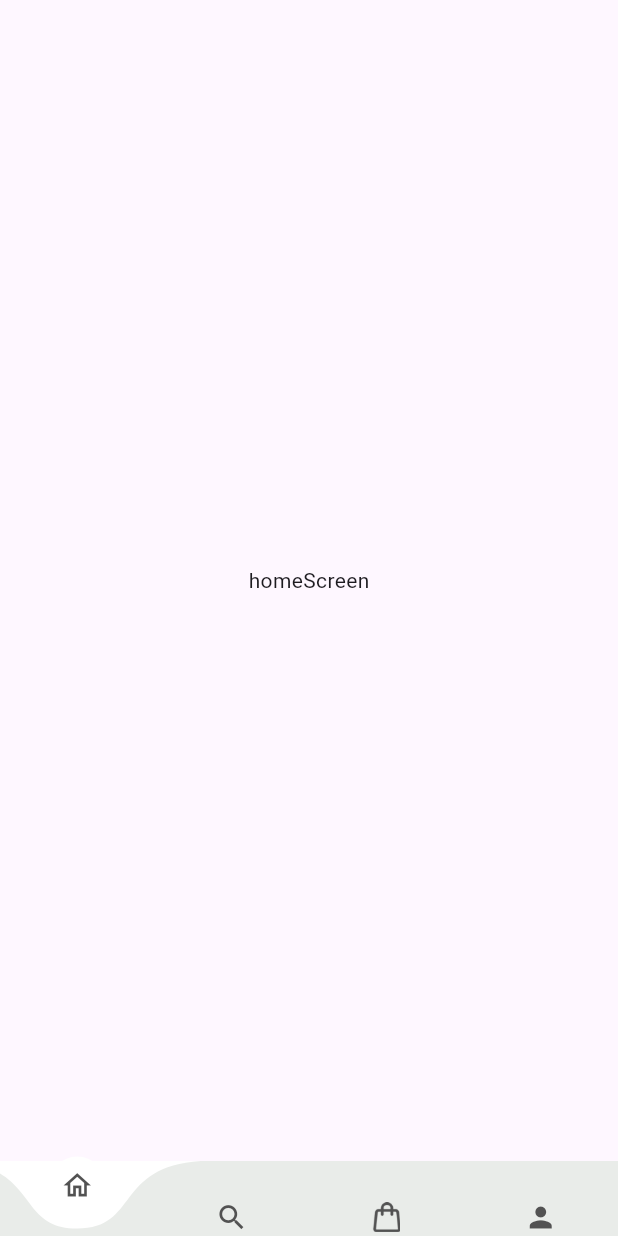
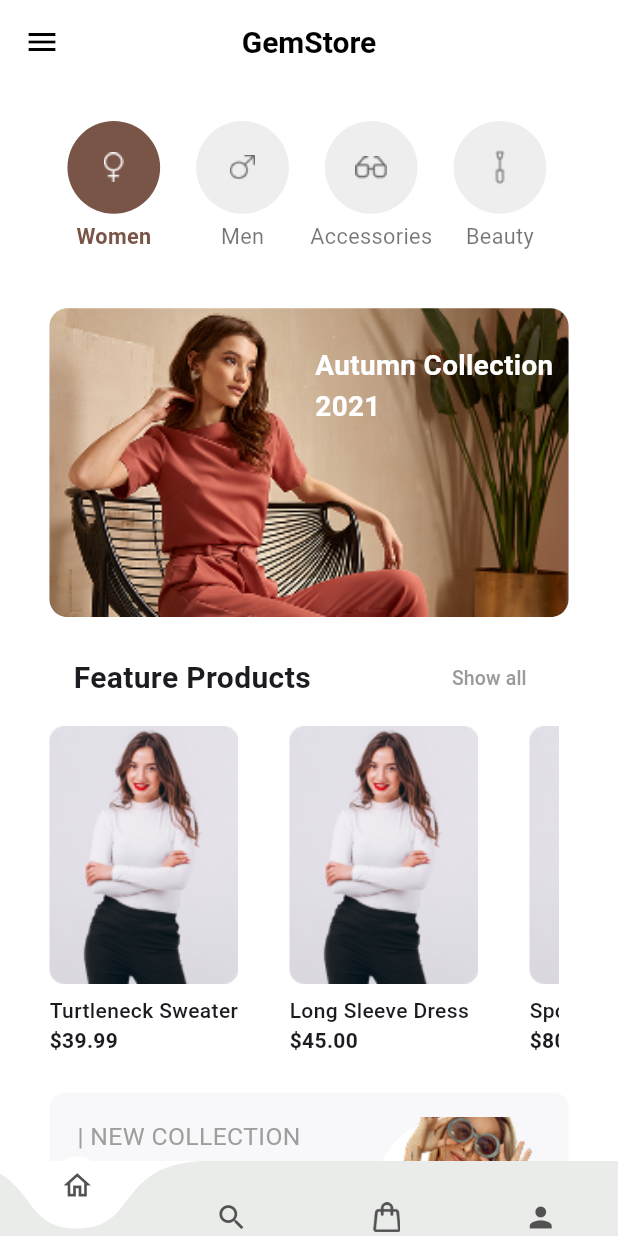
Before and after one commit to daliamansour11/gemStore, a Flutter app: the screen it shows after launch, on a phone screen of 412 x 824 dp. Run offline on Flutter 3.47's test engine with Material 3 defaults, Android fonts, the light colour scheme and no system bars; drawn by our look-alikes of curved_navigation_bar; our stand-ins replace bloc, carousel_slider, dots_indicator.

Commit message:
finish Home_screen

```diff
--- a/lib/feature/home/presentation/pages/home_screen.dart
+++ b/lib/feature/home/presentation/pages/home_screen.dart
@@ -1,5 +1,9 @@
-
 import 'package:flutter/material.dart';
+import '../widegts/banner_section.dart';
+import '../widegts/category_section.dart';
+import '../widegts/feature_products.dart';
+import '../widegts/new_collection.dart';
+import '../widegts/recommended_product.dart';
 class HomeScreen extends StatefulWidget {
   const HomeScreen({super.key});
 
@@ -10,8 +14,84 @@ class HomeScreen extends StatefulWidget {
 class _HomeScreenState extends State<HomeScreen> {
   @override
   Widget build(BuildContext context) {
-    return const Scaffold (
-      body: Center(child: Text("homeScreen")),
+    return Scaffold(
+      appBar: AppBar(
+        elevation: 0, // No shadow
+        backgroundColor: Colors.white, // Same as background
+        centerTitle: true, // Center title
+        title: Text(
+          'GemStore',
+          style: TextStyle(
+            color: Colors.black,
+            fontSize: 20,
+            fontWeight: FontWeight.bold,
+          ),
+        ),
+        leading: IconButton(
+          icon: Icon(Icons.menu, color: Colors.black), // Menu icon
+          onPressed: () {
+            Scaffold.of(context).openDrawer();
+          },
+        ),
+      ),
+      backgroundColor: Colors.white,
+      body: SingleChildScrollView(
+        child: Padding(
+          padding: EdgeInsets.symmetric(
+            horizontal: MediaQuery.of(context).size.width * 0.08,
+            vertical: MediaQuery.of(context).size.height * 0.03
+          ),
+          child: Column(
+            crossAxisAlignment: CrossAxisAlignment.start,
+            children: [
+              CategorySection(),
+              SizedBox(
+                height:MediaQuery.of(context).size.height * 0.02 ,
+              ),
+              BannerSection(),
+              SizedBox(
+                height:MediaQuery.of(context).size.height * 0.02 ,
+              ),
+              FeatureProducts(),
+              SizedBox(
+                height:MediaQuery.of(context).size.height * 0.02 ,
+              ),
+              NewCollectionBanner(),
+              SizedBox(
+                height:MediaQuery.of(context).size.height * 0.02 ,
+              ),
+              RecommendedProducts(),
+              SizedBox(
+                height:MediaQuery.of(context).size.height * 0.02 ,
+              ),
+              Padding(
+                padding: EdgeInsets.symmetric(horizontal: 16),
+                child: Row(
+                  mainAxisAlignment: MainAxisAlignment.spaceBetween,
+                  children: [
+                    Text(
+                      "Top Products",
+                      style: TextStyle(fontSize: 20, fontWeight: FontWeight.bold),
+                    ),
+                    TextButton(
+                      onPressed: () {}, // Add navigation or function here
+                      child: Text(
+                        "Show all",
+                        style: TextStyle(fontSize: 13, fontWeight: FontWeight.w500, color: Color(0xff9B9B9B)),
+                      ),
+                    ),
+                  ],
+                ),
+              ),
+              SizedBox(
+                height:MediaQuery.of(context).size.height * 0.02 ,
+              ),
+
+
+            ],
+          ),
+        ),
+      ),
     );
   }
 }
--- /dev/null
+++ b/lib/feature/home/presentation/widegts/banner_section.dart
@@ -0,0 +1,46 @@
+import 'package:flutter/material.dart';
+
+class BannerSection extends StatelessWidget {
+  @override
+  Widget build(BuildContext context) {
+    double screenWidth = MediaQuery.of(context).size.width;
+    double screenHeight = MediaQuery.of(context).size.height;
+
+    return Padding(
+      padding: EdgeInsets.only(top: screenHeight * 0.02),
+      child: Stack(
+        children: [
+          // Background Image
+          Container(
+            width: screenWidth,
+            height: screenHeight * 0.25,
+            decoration: BoxDecoration(
+              borderRadius: BorderRadius.circular(12),
+              image: DecorationImage(
+                image: AssetImage('assets/images/banner.png'), // Ensure the image exists
+                fit: BoxFit.cover,
+              ),
+            ),
+          ),
+          // Positioned Text
+          Positioned(
+            top: screenHeight * 0.03,  // Adjust position
+            right: screenWidth * 0.01,  // Adjust position
+            child: Container(
+              width: screenWidth * 0.4,
+              height: screenHeight * 0.1,
+              child: Text(
+                'Autumn Collection\n2021',
+                style: TextStyle(
+                  fontSize: screenWidth * 0.045, // Responsive font size
+                  fontWeight: FontWeight.bold,
+                  color: Colors.white,
+                ),
+              ),
+            ),
+          ),
+        ],
+      ),
+    );
+  }
+}
--- /dev/null
+++ b/lib/feature/home/presentation/widegts/category_section.dart
@@ -0,0 +1,76 @@
+import 'package:flutter/material.dart';
+
+class CategorySection extends StatefulWidget {
+  @override
+  _CategorySectionState createState() => _CategorySectionState();
+}
+
+class _CategorySectionState extends State<CategorySection> {
+  int selectedIndex = 0;
+
+  final List<Map<String, String>> categories = [
+    {'icon': 'assets/icons/icon4.png', 'label': 'Women'},
+    {'icon': 'assets/icons/icon3.png', 'label': 'Men'},
+    {'icon': 'assets/icons/icon2.png', 'label': 'Accessories'},
+    {'icon': 'assets/icons/icon1.png', 'label': 'Beauty'},
+  ];
+
+  @override
+  Widget build(BuildContext context) {
+    double screenWidth = MediaQuery.of(context).size.width;
+    double iconSize = screenWidth * 0.075; // Icon is 7.5% of screen width
+    double circleSize = screenWidth * 0.15; // Circle is 15% of screen width
+    double textSize = screenWidth * 0.035; // Dynamic text size
+
+    return SizedBox(
+      height: circleSize + 30, // Extra space to prevent overflow
+      child: ListView.builder(
+        scrollDirection: Axis.horizontal,
+        itemCount: categories.length,
+        padding: EdgeInsets.only(bottom: 5), // Prevents clipping
+        itemBuilder: (context, index) {
+          bool isSelected = index == selectedIndex;
+          return GestureDetector(
+            onTap: () {
+              setState(() {
+                selectedIndex = index;
+              });
+            },
+            child: Column(
+              children: [
+                Container(
+                  width: circleSize,
+                  height: circleSize,
+                  margin: EdgeInsets.symmetric(horizontal: 12),
+                  decoration: BoxDecoration(
+                    shape: BoxShape.circle,
+                    color: isSelected ? Colors.brown : Colors.grey[200],
+                  ),
+                  child: Center(
+                    child: Image.asset(
+                      categories[index]['icon']!,
+                      width: iconSize,
+                      height: iconSize * 1.6,
+                      color: isSelected ? Colors.white : Colors.black54,
+                    ),
+                  ),
+                ),
+                SizedBox(height: 5),
+                FittedBox(
+                  child: Text(
+                    categories[index]['label']!,
+                    style: TextStyle(
+                      fontSize: textSize,
+                      color: isSelected ? Colors.brown : Colors.black54,
+                      fontWeight: isSelected ? FontWeight.bold : FontWeight.normal,
+                    ),
+                  ),
+                ),
+              ],
+            ),
+          );
+        },
+      ),
+    );
+  }
+}
--- /dev/null
+++ b/lib/feature/home/presentation/widegts/feature_products.dart
@@ -0,0 +1,74 @@
+import 'package:flutter/material.dart';
+
+class FeatureProducts extends StatelessWidget {
+  final List<Map<String, String>> products = [
+    {'image': 'assets/images/girl1.png', 'title': 'Turtleneck Sweater', 'price': '\$39.99'},
+    {'image': 'assets/images/girl1.png', 'title': 'Long Sleeve Dress', 'price': '\$45.00'},
+    {'image': 'assets/images/girl1.png', 'title': 'Sportswear Set', 'price': '\$80.00'},
+  ];
+
+  @override
+  Widget build(BuildContext context) {
+    return Column(
+      crossAxisAlignment: CrossAxisAlignment.start,
+      children: [
+        // Title + Show All Button
+        Padding(
+          padding: EdgeInsets.symmetric(horizontal: 16),
+          child: Row(
+            mainAxisAlignment: MainAxisAlignment.spaceBetween,
+            children: [
+              Text(
+                "Feature Products",
+                style: TextStyle(fontSize: 20, fontWeight: FontWeight.bold),
+              ),
+              TextButton(
+                onPressed: () {}, // Add navigation or function here
+                child: Text(
+                  "Show all",
+                  style: TextStyle(fontSize: 13, fontWeight: FontWeight.w500, color: Color(0xff9B9B9B)),
+                ),
+              ),
+            ],
+          ),
+        ),
+        SizedBox(height: 8),
+        // Horizontal Product List
+        SizedBox(
+          height: 227,
+          width: 340,// Adjusted height
+          child: ListView.builder(
+            scrollDirection: Axis.horizontal,
+            itemCount: products.length,
+            itemBuilder: (context, index) {
+              return _buildProductCard(products[index]);
+            },
+          ),
+        ),
+      ],
+    );
+  }
+
+  Widget _buildProductCard(Map<String, String> product) {
+    return Container(
+      width: 160, // Adjust width for proper spacing
+      child: Column(
+        crossAxisAlignment: CrossAxisAlignment.start,
+        children: [
+          ClipRRect(
+            borderRadius: BorderRadius.circular(8),
+            child: Image.asset(
+              product['image']!,
+              fit: BoxFit.cover,
+              width: 126,
+              height: 172,
+            ),
+          ),
+          SizedBox(height: 8),
+          Text(product['title']!, style: TextStyle(fontSize: 14, fontWeight: FontWeight.w500)),
+          Text(product['price']!, style: TextStyle(fontSize: 14, fontWeight: FontWeight.bold)),
+        ],
+      ),
+    );
+  }
+}
--- /dev/null
+++ b/lib/feature/home/presentation/widegts/new_collection.dart
@@ -0,0 +1,66 @@
+import 'package:flutter/material.dart';
+
+class NewCollectionBanner extends StatelessWidget {
+  @override
+  Widget build(BuildContext context) {
+    // Get screen width
+    double screenWidth = MediaQuery.of(context).size.width;
+    double bannerWidth = screenWidth * 0.9; // 90% of screen width
+    double bannerHeight = bannerWidth * (157 / 424); // Maintain aspect ratio
+    double imageSize = bannerHeight * 0.85; // Scale image proportionally
+
+    return Container(
+      width: bannerWidth,
+      height: bannerHeight,
+      margin: EdgeInsets.only(top: 1),
+      decoration: BoxDecoration(
+        color: Color(0xFFF8F8FA), // Background color
+        borderRadius: BorderRadius.circular(10), // Rounded corners
+      ),
+      padding: EdgeInsets.symmetric(horizontal: bannerWidth * 0.05, vertical: 16),
+      child: Row(
+        mainAxisAlignment: MainAxisAlignment.spaceBetween,
+        children: [
+          // Left Side: Text
+          Expanded(
+            child: Column(
+              crossAxisAlignment: CrossAxisAlignment.start,
+              mainAxisAlignment: MainAxisAlignment.center,
+              children: [
+                Text(
+                  "| NEW COLLECTION",
+                  style: TextStyle(fontSize: bannerHeight * 0.12, color: Colors.grey),
+                ),
+                SizedBox(height: 8),
+                Text(
+                  "HANG OUT\n& PARTY",
+                  style: TextStyle(
+                    fontSize: bannerHeight * 0.18,
+                    fontWeight: FontWeight.bold,
+                  ),
+                ),
+              ],
+            ),
+          ),
+
+          // Right Side: Image with Circular Background
+          Container(
+            width: imageSize,
+            height: imageSize,
+            decoration: BoxDecoration(
+              color: Colors.white,
+              shape: BoxShape.circle,
+            ),
+            alignment: Alignment.center,
+            child: Image.asset(
+              'assets/images/newcollection.png', // Replace with actual image path
+              width: imageSize * 1.2,
+              height: imageSize * 1.2,
+              fit: BoxFit.cover,
+            ),
+          ),
+        ],
+      ),
+    );
+  }
+}
--- /dev/null
+++ b/lib/feature/home/presentation/widegts/recommended_product.dart
@@ -0,0 +1,109 @@
+import 'package:flutter/material.dart';
+
+class RecommendedProducts extends StatelessWidget {
+  final List<Map<String, String>> products = [
+    {'image': 'assets/images/product1.png', 'title': 'White fashion hoodie', 'price': '\$29.00'},
+    {'image': 'assets/images/product1.png', 'title': 'Casual Sweatshirt', 'price': '\$34.50'},
+    {'image': 'assets/images/product1.png', 'title': 'Trendy Jacket', 'price': '\$45.00'},
+  ];
+
+  @override
+  Widget build(BuildContext context) {
+    return LayoutBuilder(
+      builder: (context, constraints) {
+        double screenWidth = constraints.maxWidth;
+        double productWidth = screenWidth * 0.8; // 80% of screen width
+        double productHeight = screenWidth * 0.2; // Adjust height based on width
+
+        return Column(
+          crossAxisAlignment: CrossAxisAlignment.start,
+          children: [
+            // Title + Show All Button
+            Padding(
+              padding: EdgeInsets.symmetric(horizontal: 16),
+              child: Row(
+                mainAxisAlignment: MainAxisAlignment.spaceBetween,
+                children: [
+                  Text(
+                    "Feature Products",
+                    style: TextStyle(fontSize: 20, fontWeight: FontWeight.bold),
+                  ),
+                  TextButton(
+                    onPressed: () {},
+                    child: Text(
+                      "Show all",
+                      style: TextStyle(fontSize: 13, fontWeight: FontWeight.w500, color: Color(0xff9B9B9B)),
+                    ),
+                  ),
+                ],
+              ),
+            ),
+            SizedBox(height: 8),
+            // Horizontal Product List
+            SizedBox(
+              height: productHeight,
+              child: ListView.builder(
+                scrollDirection: Axis.horizontal,
+                itemCount: products.length,
+                itemBuilder: (context, index) {
+                  return _buildProductCard(products[index], productWidth, productHeight);
+                },
+              ),
+            ),
+          ],
+        );
+      },
+    );
+  }
+
+  Widget _buildProductCard(Map<String, String> product, double width, double height) {
+    return Container(
+      width: width,
+      height: height,
+      margin: EdgeInsets.only(left: 16),
+      padding: EdgeInsets.all(8),
+      decoration: BoxDecoration(
+        color: Colors.white,
+        borderRadius: BorderRadius.circular(10),
+        boxShadow: [
+          BoxShadow(color: Colors.black12, blurRadius: 4, offset: Offset(0, 2)),
+        ],
+      ),
+      child: Row(
+        children: [
+          // Product Image
+          ClipRRect(
+            borderRadius: BorderRadius.circular(8),
+            child: Image.asset(
+              product['image']!,
+              fit: BoxFit.cover,
+              width: height * 0.9,
+              height: height * 0.9,
+            ),
+          ),
+          SizedBox(width: 12),
+          // Product Details
+          Expanded(
+            child: Column(
+              crossAxisAlignment: CrossAxisAlignment.start,
+              mainAxisAlignment: MainAxisAlignment.center,
+              children: [
+                Text(
+                  product['title']!,
+                  style: TextStyle(fontSize: 12, fontWeight: FontWeight.w500),
+                  overflow: TextOverflow.ellipsis, // Prevents overflow
+                  maxLines: 1, // Limits to one line
+                ),
+                SizedBox(height: 4),
+                Text(
+                  product['price']!,
+                  style: TextStyle(fontSize: 16, fontWeight: FontWeight.bold),
+                ),
+              ],
+            ),
+          ),
+        ],
+      ),
+    );
+  }
+}
--- a/pubspec.yaml
+++ b/pubspec.yaml
@@ -63,7 +63,7 @@ flutter:
 
   # To add assets to your application, add an assets section, like this:
   assets:
-    - assets/icons/order.png
+    - assets/icons/
     - assets/images/
 
   # An image asset can refer to one or more resolution-specific "variants", see
```
Also changed, not shown: assets/icons/icon1.png (added), assets/icons/icon2.png (added), assets/icons/icon3.png (added), assets/icons/icon4.png (added), assets/images/banner.png (added), assets/images/girl1.png (added), assets/images/girl2.png (added), assets/images/newcollection.png (added), assets/images/product1.png (added), 1 other file.
